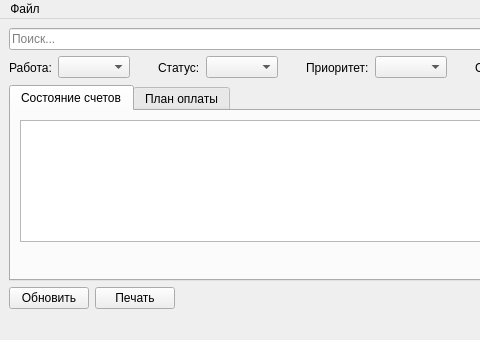
Old version of the form mainwindow.ui in the repository igrekus/billplan; both pictures show x 0 to 480 and y 0 to 340 of the 926 by 340 pixel window.
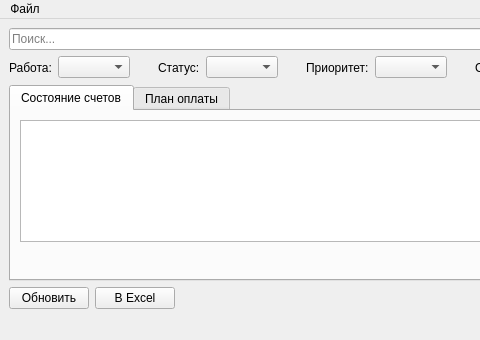
New version of the form.

```diff
--- a/mainwindow.ui
+++ b/mainwindow.ui
@@ -337,7 +337,7 @@
       <item>
        <widget class="QPushButton" name="btnPrint">
         <property name="text">
-         <string>Печать</string>
+         <string>В Excel</string>
         </property>
        </widget>
       </item>
```
